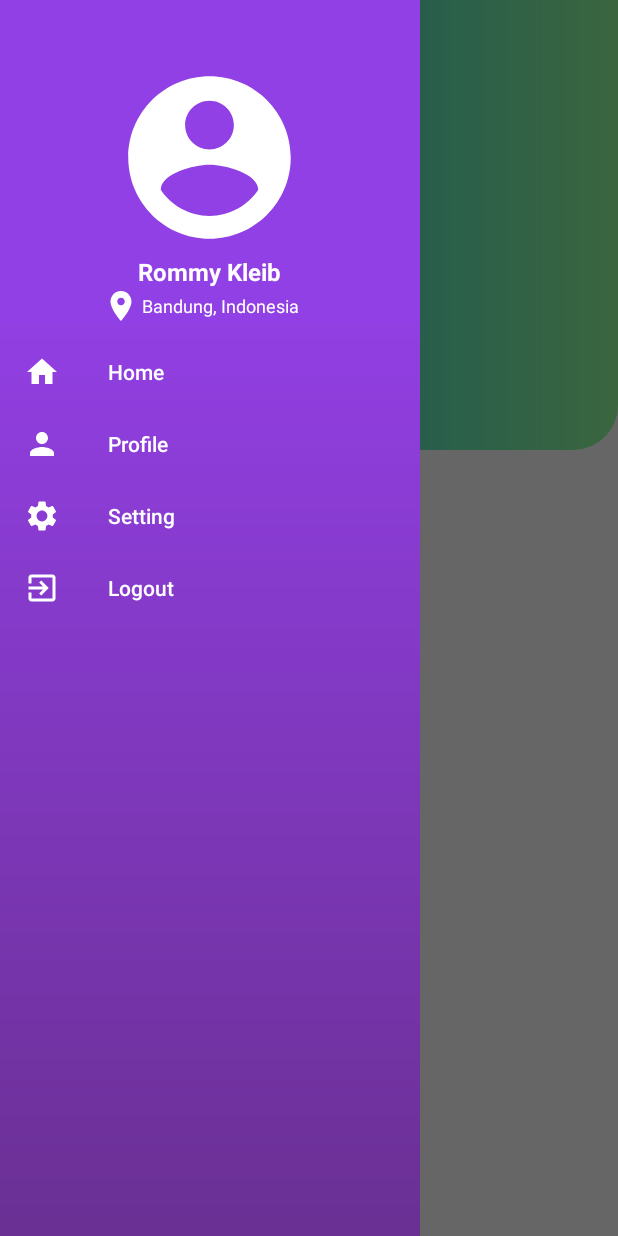
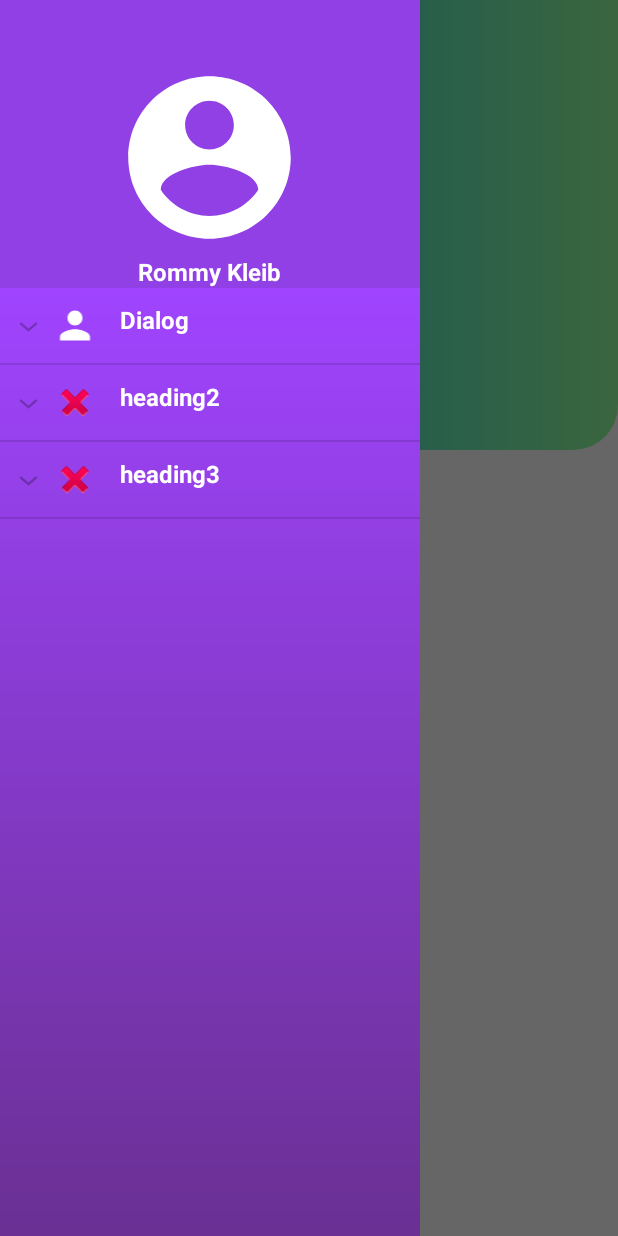
Before and after one commit to Rkleib/Playground, an Android app: the MainDrawerActivity screen opened directly, with no data from a screen before it, after a tap on an icon or button, on a phone screen of 412 x 824 dp. Run offline under Robolectric (Android 15) with nearby library versions, the phone set to English and light mode, and no system bars.

Commit message:
add expandable list view in drawer

```diff
--- /dev/null
+++ b/app/src/main/java/com/rkleib/android/playground/ExpandedMenuModel.java
@@ -0,0 +1,26 @@
+package com.rkleib.android.playground;
+
+/**
+ * Created by Rommy Kleib on 19/08/20.
+ * rommy.kleib@gmail.com
+ */
+public class ExpandedMenuModel {
+    String iconName = "";
+    int iconImg = -1; // menu icon resource id
+
+    public String getIconName() {
+        return iconName;
+    }
+
+    public void setIconName(String iconName) {
+        this.iconName = iconName;
+    }
+
+    public int getIconImg() {
+        return iconImg;
+    }
+
+    public void setIconImg(int iconImg) {
+        this.iconImg = iconImg;
+    }
+}
--- /dev/null
+++ b/app/src/main/java/com/rkleib/android/playground/adapter/ExpandableListAdapter.java
@@ -0,0 +1,122 @@
+package com.rkleib.android.playground.adapter;
+
+import android.content.Context;
+import android.graphics.Typeface;
+import android.util.Log;
+import android.view.LayoutInflater;
+import android.view.View;
+import android.view.ViewGroup;
+import android.widget.BaseExpandableListAdapter;
+import android.widget.ExpandableListView;
+import android.widget.ImageView;
+import android.widget.TextView;
+
+import com.rkleib.android.playground.ExpandedMenuModel;
+import com.rkleib.android.playground.R;
+
+import java.util.HashMap;
+import java.util.List;
+
+public class ExpandableListAdapter extends BaseExpandableListAdapter {
+
+    private Context mContext;
+    private List<ExpandedMenuModel> mListDataHeader; // header titles
+
+    // child data in format of header title, child title
+    private HashMap<ExpandedMenuModel, List<String>> mListDataChild;
+    ExpandableListView expandList;
+
+    public ExpandableListAdapter(Context context, List<ExpandedMenuModel> listDataHeader, HashMap<ExpandedMenuModel,
+            List<String>> listChildData, ExpandableListView mView) {
+        this.mContext = context;
+        this.mListDataHeader = listDataHeader;
+        this.mListDataChild = listChildData;
+        this.expandList = mView;
+    }
+
+
+    @Override
+    public int getGroupCount() {
+        int i = mListDataHeader.size();
+        Log.d("GROUPCOUNT", String.valueOf(i));
+        return this.mListDataHeader.size();
+    }
+
+    @Override
+    public int getChildrenCount(int groupPosition) {
+        int childCount = 0;
+        if (groupPosition != 2) {
+            childCount = this.mListDataChild.get(this.mListDataHeader.get(groupPosition))
+                    .size();
+        }
+        return childCount;
+    }
+
+    @Override
+    public Object getGroup(int groupPosition) {
+        return this.mListDataHeader.get(groupPosition);
+    }
+
+    @Override
+    public Object getChild(int groupPosition, int childPosition) {
+        Log.d("CHILD", mListDataChild.get(this.mListDataHeader.get(groupPosition))
+                .get(childPosition).toString());
+        return this.mListDataChild.get(this.mListDataHeader.get(groupPosition))
+                .get(childPosition);
+    }
+
+    @Override
+    public long getGroupId(int groupPosition) {
+        return groupPosition;
+    }
+
+    @Override
+    public long getChildId(int groupPosition, int childPosition) {
+        return childPosition;
+    }
+
+    @Override
+    public boolean hasStableIds() {
+        return false;
+    }
+
+    @Override
+    public View getGroupView(int groupPosition, boolean isExpanded, View convertView, ViewGroup parent) {
+        ExpandedMenuModel headerTitle = (ExpandedMenuModel) getGroup(groupPosition);
+        if (convertView == null) {
+            LayoutInflater infalInflater = (LayoutInflater) this.mContext
+                    .getSystemService(Context.LAYOUT_INFLATER_SERVICE);
+            convertView = infalInflater.inflate(R.layout.list_menu, null);
+        }
+        TextView lblListHeader = convertView
+                .findViewById(R.id.submenu);
+        ImageView headerIcon = (ImageView) convertView.findViewById(R.id.iconimage);
+        lblListHeader.setTypeface(null, Typeface.BOLD);
+        lblListHeader.setText(headerTitle.getIconName());
+        headerIcon.setImageResource(headerTitle.getIconImg());
+        return convertView;
+    }
+
+    @Override
+    public View getChildView(int groupPosition, int childPosition, boolean isLastChild, View convertView, ViewGroup parent) {
+        final String childText = (String) getChild(groupPosition, childPosition);
+
+        if (convertView == null) {
+            LayoutInflater infalInflater = (LayoutInflater) this.mContext
+                    .getSystemService(Context.LAYOUT_INFLATER_SERVICE);
+            convertView = infalInflater.inflate(R.layout.list_submenu, null);
+        }
+
+        TextView txtListChild = (TextView) convertView
+                .findViewById(R.id.submenu);
+
+        txtListChild.setText(childText);
+
+        return convertView;
+    }
+
+    @Override
+    public boolean isChildSelectable(int i, int i1) {
+        return true;
+    }
+}
--- a/app/src/main/java/com/rkleib/android/playground/main_layout/MainDrawerActivity.java
+++ b/app/src/main/java/com/rkleib/android/playground/main_layout/MainDrawerActivity.java
@@ -12,46 +12,150 @@ import androidx.drawerlayout.widget.DrawerLayout;
 
 import android.content.DialogInterface;
 import android.content.Intent;
-import android.graphics.Color;
 import android.os.Bundle;
+import android.view.Menu;
 import android.view.MenuItem;
 import android.view.View;
 import android.widget.Button;
+
+import com.rkleib.android.playground.adapter.ExpandableListAdapter;
+
+import android.widget.ExpandableListView;
 import android.widget.ImageView;
-import android.widget.Toast;
 
 import com.google.android.material.appbar.AppBarLayout;
 import com.google.android.material.appbar.CollapsingToolbarLayout;
 import com.google.android.material.navigation.NavigationView;
+import com.rkleib.android.playground.ExpandedMenuModel;
 import com.rkleib.android.playground.MainActivity;
 import com.rkleib.android.playground.R;
+
+import java.util.ArrayList;
+import java.util.HashMap;
+import java.util.List;
 
 
 public class MainDrawerActivity extends AppCompatActivity {
 
-    private DrawerLayout drawerLayout;
+    private DrawerLayout mDrawerLayout;
+    ExpandableListAdapter mMenuAdapter;
+    ExpandableListView expandableList;
+    List<ExpandedMenuModel> listDataHeader;
+    HashMap<ExpandedMenuModel, List<String>> listDataChild;
     private boolean isCollapsed = true;
 
     @Override
     protected void onCreate(Bundle savedInstanceState) {
         super.onCreate(savedInstanceState);
         setContentView(R.layout.activity_main_drawer);
+        mDrawerLayout = findViewById(R.id.main_layout);
+        expandableList = findViewById(R.id.navigation_menu);
+        NavigationView navigationView = findViewById(R.id.navigation_view);
+
+        if (navigationView != null) {
+            setupDrawerContent(navigationView);
+        }
+
+        prepareListData();
+        mMenuAdapter = new ExpandableListAdapter(this, listDataHeader, listDataChild, expandableList) {
+        };
+
+        // setting list adapter
+        expandableList.setAdapter(mMenuAdapter);
+
+        expandableList.setOnChildClickListener(new ExpandableListView.OnChildClickListener() {
+            @Override
+            public boolean onChildClick(ExpandableListView expandableListView, View view, int i, int i1, long l) {
+                //Log.d("DEBUG", "submenu item clicked");
+                return false;
+            }
+        });
+        expandableList.setOnGroupClickListener(new ExpandableListView.OnGroupClickListener() {
+            @Override
+            public boolean onGroupClick(ExpandableListView expandableListView, View view, int i, long l) {
+                //Log.d("DEBUG", "heading clicked");
+                return false;
+            }
+        });
+
         handleSideBar();
         handleCollapsingToolbar();
     }
 
+    private void prepareListData() {
+        listDataHeader = new ArrayList<ExpandedMenuModel>();
+        listDataChild = new HashMap<ExpandedMenuModel, List<String>>();
+
+        ExpandedMenuModel item1 = new ExpandedMenuModel();
+        item1.setIconName("Dialog");
+        item1.setIconImg(R.drawable.ic_menu_profile);
+        // Adding data header
+        listDataHeader.add(item1);
+
+        ExpandedMenuModel item2 = new ExpandedMenuModel();
+        item2.setIconName("heading2");
+        item2.setIconImg(android.R.drawable.ic_delete);
+        listDataHeader.add(item2);
+
+        ExpandedMenuModel item3 = new ExpandedMenuModel();
+        item3.setIconName("heading3");
+        item3.setIconImg(android.R.drawable.ic_delete);
+        listDataHeader.add(item3);
+
+        // Adding child data
+        List<String> dialog = new ArrayList<String>();
+        dialog.add("Dialog Normal");
+
+        List<String> heading2 = new ArrayList<String>();
+        heading2.add("Submenu of item 2");
+        heading2.add("Submenu of item 2");
+        heading2.add("Submenu of item 2");
+
+        listDataChild.put(listDataHeader.get(0), dialog);// Header, Child data
+        listDataChild.put(listDataHeader.get(1), heading2);
+
+    }
+
+    @Override
+    public boolean onCreateOptionsMenu(Menu menu) {
+        return true;
+    }
+
+    @Override
+    public boolean onOptionsItemSelected(MenuItem item) {
+        switch (item.getItemId()) {
+            case android.R.id.home:
+                mDrawerLayout.openDrawer(GravityCompat.START);
+                return true;
+        }
+        return super.onOptionsItemSelected(item);
+    }
+
+    private void setupDrawerContent(NavigationView navigationView) {
+        //revision: this don't works, use setOnChildClickListener() and setOnGroupClickListener() above instead
+        navigationView.setNavigationItemSelectedListener(
+                new NavigationView.OnNavigationItemSelectedListener() {
+                    @Override
+                    public boolean onNavigationItemSelected(MenuItem menuItem) {
+                        menuItem.setChecked(true);
+                        mDrawerLayout.closeDrawers();
+                        return true;
+                    }
+                });
+    }
+
     private void handleSideBar() {
-        drawerLayout = findViewById(R.id.main_layout);
-        ActionBarDrawerToggle actionBarDrawerToggle = new ActionBarDrawerToggle(this, drawerLayout, R.string.open, R.string.close);
+        ActionBarDrawerToggle actionBarDrawerToggle = new ActionBarDrawerToggle(
+                this, mDrawerLayout, R.string.open, R.string.close);
 
-        drawerLayout.addDrawerListener(actionBarDrawerToggle);
+        mDrawerLayout.addDrawerListener(actionBarDrawerToggle);
         actionBarDrawerToggle.syncState();
 
         NavigationView navigationView = findViewById(R.id.navigation_view);
 
         ImageView mImvBurger = findViewById(R.id.imv_burger);
 
-        drawerLayout.addDrawerListener(new DrawerLayout.DrawerListener() {
+        mDrawerLayout.addDrawerListener(new DrawerLayout.DrawerListener() {
             @Override
             public void onDrawerSlide(@NonNull View drawerView, float slideOffset) {
 
@@ -79,11 +183,11 @@ public class MainDrawerActivity extends AppCompatActivity {
         mImvBurger.setOnClickListener(new View.OnClickListener() {
             @Override
             public void onClick(View view) {
-                drawerLayout.openDrawer(GravityCompat.START);
+                mDrawerLayout.openDrawer(GravityCompat.START);
                 getWindow().getDecorView().setSystemUiVisibility(0);
             }
         });
-        navigationView.setNavigationItemSelectedListener(new NavigationView.OnNavigationItemSelectedListener() {
+        /*navigationView.setNavigationItemSelectedListener(new NavigationView.OnNavigationItemSelectedListener() {
             @Override
             public boolean onNavigationItemSelected(@NonNull MenuItem menuItem) {
                 int id = menuItem.getItemId();
@@ -105,7 +209,7 @@ public class MainDrawerActivity extends AppCompatActivity {
                 }
                 return true;
             }
-        });
+        });*/
     }
 
     private void handleCollapsingToolbar() {
--- a/app/src/main/res/layout/activity_main_drawer.xml
+++ b/app/src/main/res/layout/activity_main_drawer.xml
@@ -77,9 +77,17 @@
         android:layout_width="wrap_content"
         android:layout_height="match_parent"
         android:background="@drawable/bg_navigation_drawer"
-        app:menu="@menu/navigation_menu"
         android:layout_gravity="start"
         app:itemTextColor="@android:color/white"
         app:itemIconTint="@android:color/white"
-        app:headerLayout="@layout/nav_header" />
+        app:headerLayout="@layout/nav_header">
+
+        <ExpandableListView
+            android:id="@+id/navigation_menu"
+            android:layout_width="wrap_content"
+            android:layout_height="match_parent"
+            android:layout_marginTop="192dp"
+            android:background="@drawable/bg_navigation_drawer">
+        </ExpandableListView>
+    </com.google.android.material.navigation.NavigationView>
 </androidx.drawerlayout.widget.DrawerLayout>
--- /dev/null
+++ b/app/src/main/res/layout/list_menu.xml
@@ -0,0 +1,31 @@
+<?xml version="1.0" encoding="utf-8"?>
+<LinearLayout xmlns:android="http://schemas.android.com/apk/res/android"
+    android:layout_width="match_parent"
+    android:layout_height="2dp"
+    android:orientation="vertical">
+
+    <LinearLayout
+        android:layout_width="match_parent"
+        android:layout_height="match_parent"
+        android:layout_marginLeft="20dp"
+        android:orientation="horizontal">
+
+        <ImageView
+            android:id="@+id/iconimage"
+            android:layout_width="50dp"
+            android:layout_height="50dp"
+            android:paddingBottom="10dp"
+            android:paddingLeft="10dp"
+            android:paddingTop="10dp" />
+
+        <TextView
+            android:id="@+id/submenu"
+            android:layout_width="wrap_content"
+            android:layout_height="wrap_content"
+            android:padding="10dp"
+            android:textColor="@android:color/white"
+            android:textSize="16sp" />
+
+    </LinearLayout>
+
+</LinearLayout>
--- /dev/null
+++ b/app/src/main/res/layout/list_submenu.xml
@@ -0,0 +1,15 @@
+<?xml version="1.0" encoding="utf-8"?>
+<LinearLayout xmlns:android="http://schemas.android.com/apk/res/android"
+    android:layout_width="match_parent"
+    android:layout_height="match_parent"
+    android:orientation="vertical">
+
+    <TextView
+        android:id="@+id/submenu"
+        android:layout_width="wrap_content"
+        android:layout_height="wrap_content"
+        android:layout_marginStart="20dp"
+        android:padding="10dp"
+        android:textColor="#ffffff"
+        android:textSize="18sp"/>
+</LinearLayout>
```
